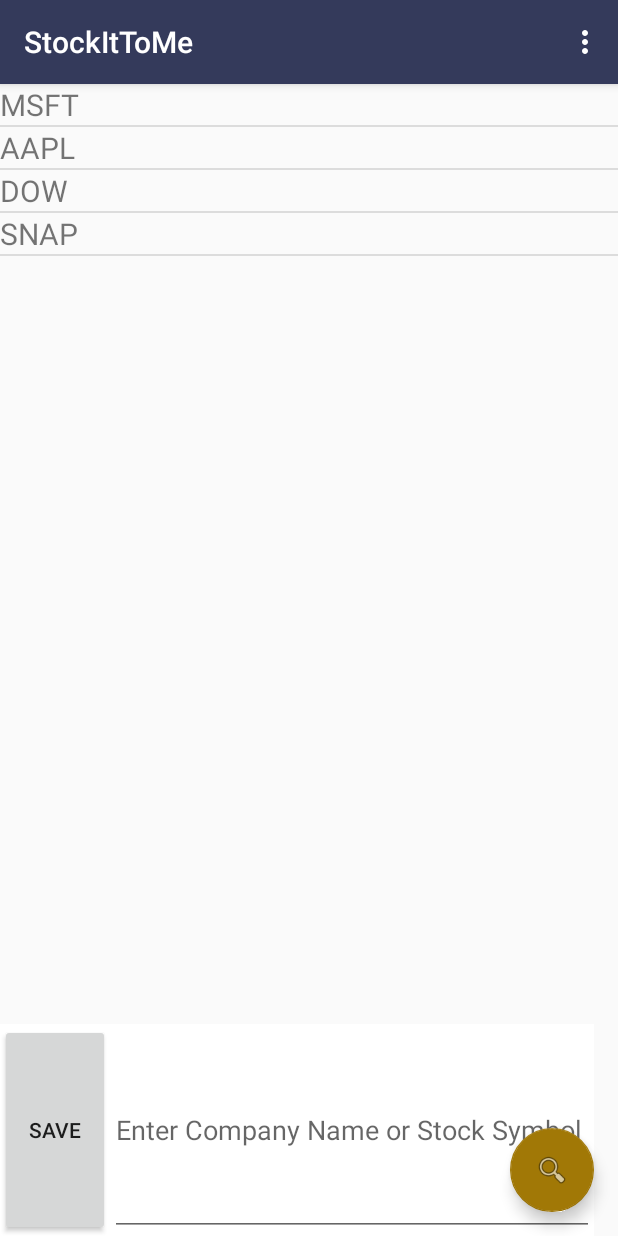
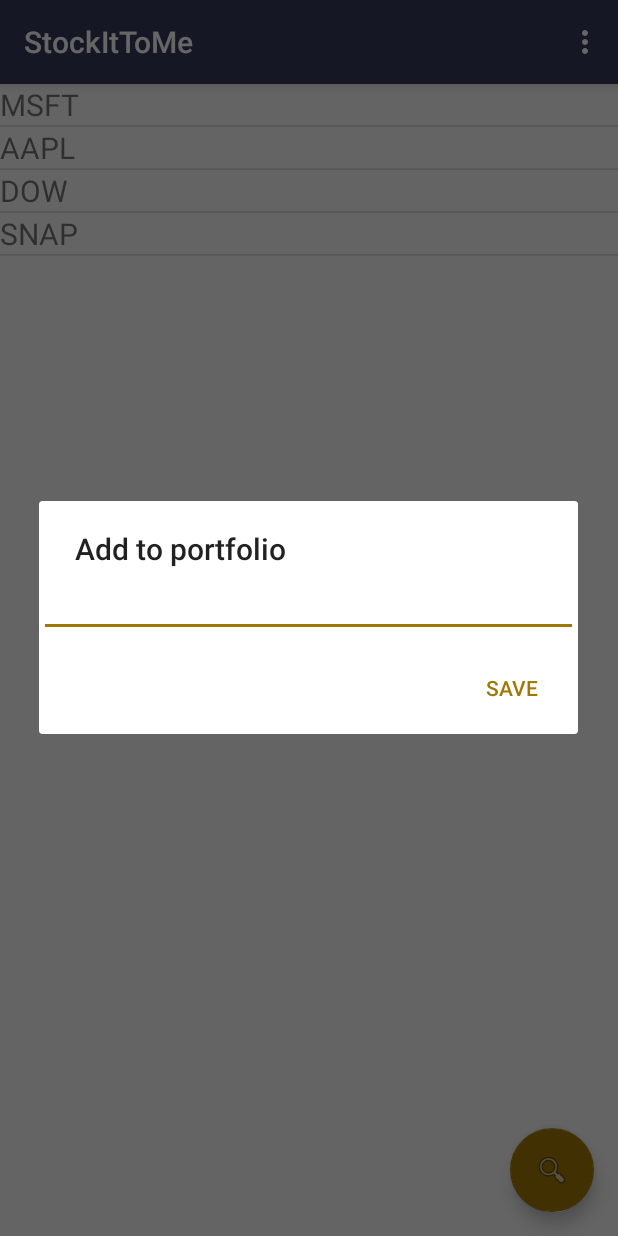
Before and after one commit to DaveSeverns/StockItToMe, an Android app: the screen it shows after launch (MainActivity), after a tap on an icon or button, on a phone screen of 412 x 824 dp. Run offline under Robolectric (Android 15) with nearby library versions, the phone set to English and light mode, and no system bars.

Commit message:
added dialog box, need to add strings to es resource

```diff
--- a/app/src/main/java/com/sevdev/stockittome/MainActivity.java
+++ b/app/src/main/java/com/sevdev/stockittome/MainActivity.java
@@ -1,8 +1,10 @@
 package com.sevdev.stockittome;
 
+import android.content.DialogInterface;
 import android.os.Bundle;
 import android.support.design.widget.FloatingActionButton;
 import android.support.design.widget.Snackbar;
+import android.support.v7.app.AlertDialog;
 import android.support.v7.app.AppCompatActivity;
 import android.support.v7.widget.Toolbar;
 import android.view.View;
@@ -10,6 +12,7 @@
 import android.view.MenuItem;
 import android.widget.EditText;
 import android.widget.LinearLayout;
+import android.widget.Toast;
 
 public class MainActivity extends AppCompatActivity {
     EditText stockEditText;
@@ -26,13 +29,7 @@
         fab.setOnClickListener(new View.OnClickListener() {
             @Override
             public void onClick(View view) {
-                linearLayout = findViewById(R.id.search_layout);
-                if(linearLayout.getVisibility() == View.VISIBLE){
-                    linearLayout.setVisibility(View.INVISIBLE);
-                }
-                else{
-                    linearLayout.setVisibility(View.VISIBLE);
-                }
+               getSymbol();
 
             }
         });
@@ -59,4 +56,21 @@
 
         return super.onOptionsItemSelected(item);
     }
+
+    public void getSymbol(){
+        AlertDialog.Builder builder = new AlertDialog.Builder(this);
+        builder.setTitle(R.string.dialog_title);
+        final EditText stockInput = new EditText(this);
+        builder.setView(stockInput);
+
+        builder.setPositiveButton(R.string.save_button_text, new DialogInterface.OnClickListener() {
+            @Override
+            public void onClick(DialogInterface dialog, int which) {
+                String text = stockInput.getText().toString();
+                Toast.makeText(MainActivity.this,text,Toast.LENGTH_SHORT).show();
+            }
+        });
+
+        builder.show();
+    }
 }
--- a/app/src/main/res/layout/activity_main.xml
+++ b/app/src/main/res/layout/activity_main.xml
@@ -22,39 +22,6 @@
 
     <include layout="@layout/content_main" />
 
-    <LinearLayout
-        android:id="@+id/search_layout"
-        android:layout_width="wrap_content"
-        android:layout_marginRight="@dimen/fab_margin"
-        android:layout_height="141dp"
-        android:layout_gravity="bottom"
-        android:background="@color/colorBg"
-        android:orientation="horizontal"
-        android:visibility="invisible"
-        tools:layout_editor_absoluteY="-48dp">
-
-
-        <Button
-            android:id="@+id/save_button"
-            android:layout_width="0dp"
-            android:layout_height="match_parent"
-            android:layout_weight=".2"
-            android:text="@string/save_button_text" />
-
-        <EditText
-            android:id="@+id/editStock"
-            android:layout_width="0dp"
-            android:layout_height="match_parent"
-            android:layout_gravity="bottom"
-            android:layout_weight=".8"
-
-            android:ems="18"
-            android:hint="@string/stock_hint"
-            android:inputType="text|textPersonName"
-            tools:layout_editor_absoluteY="519dp" />
-
-    </LinearLayout>
-
 
     <android.support.design.widget.FloatingActionButton
         android:id="@+id/fab"
--- /dev/null
+++ b/app/src/main/res/layout/dialog_get_symbol.xml
@@ -0,0 +1,14 @@
+<?xml version="1.0" encoding="utf-8"?>
+<LinearLayout xmlns:android="http://schemas.android.com/apk/res/android"
+    android:id="@+id/stock_dialog"
+    android:orientation="vertical" android:layout_width="match_parent"
+    android:layout_height="match_parent">
+
+    <EditText
+        android:id="@+id/stock_symbol_edit"
+        android:layout_width="wrap_content"
+        android:layout_height="wrap_content"
+        android:layout_gravity="center"
+        android:hint="@string/stock_hint"/>
+
+</LinearLayout>
--- a/app/src/main/res/values/strings.xml
+++ b/app/src/main/res/values/strings.xml
@@ -3,4 +3,9 @@
     <string name="action_settings">Settings</string>
     <string name="stock_hint">Enter Company Name or Stock Symbol</string>
     <string name="save_button_text">Save</string>
+    <string name="dialog_title">Add to portfolio</string>
+
+
+    <!-- TODO: Remove or change this placeholder text -->
+    <string name="hello_blank_fragment">Hello blank fragment</string>
 </resources>
```
